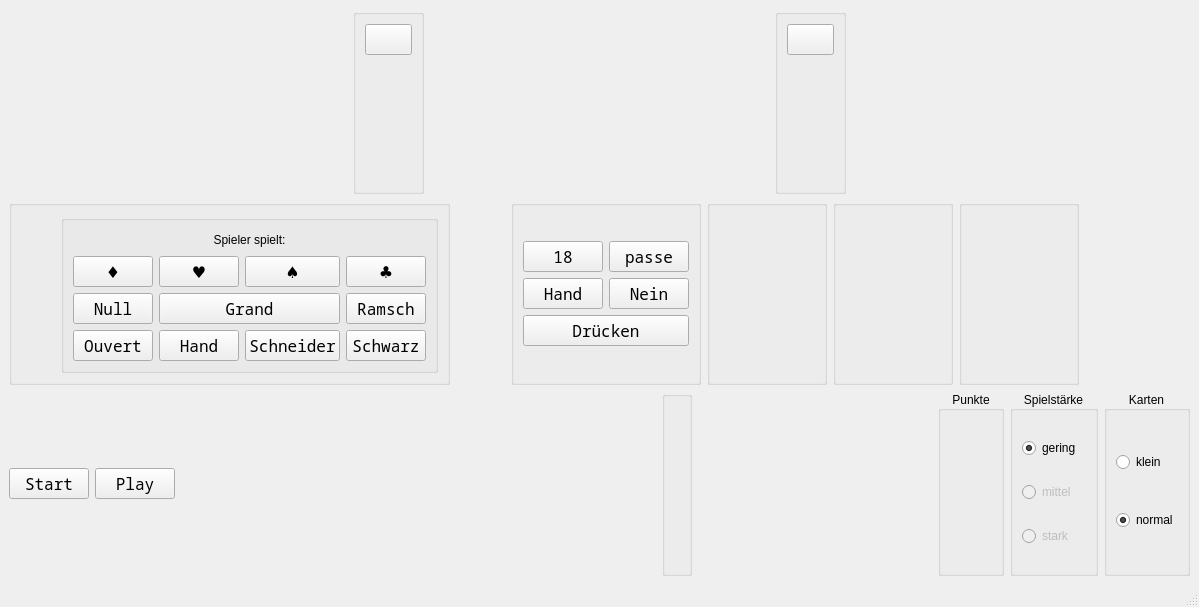
This is src/table.ui in squawk7x/QuteSkatGame as Qt 5 draws it before an edit. The edited form follows.
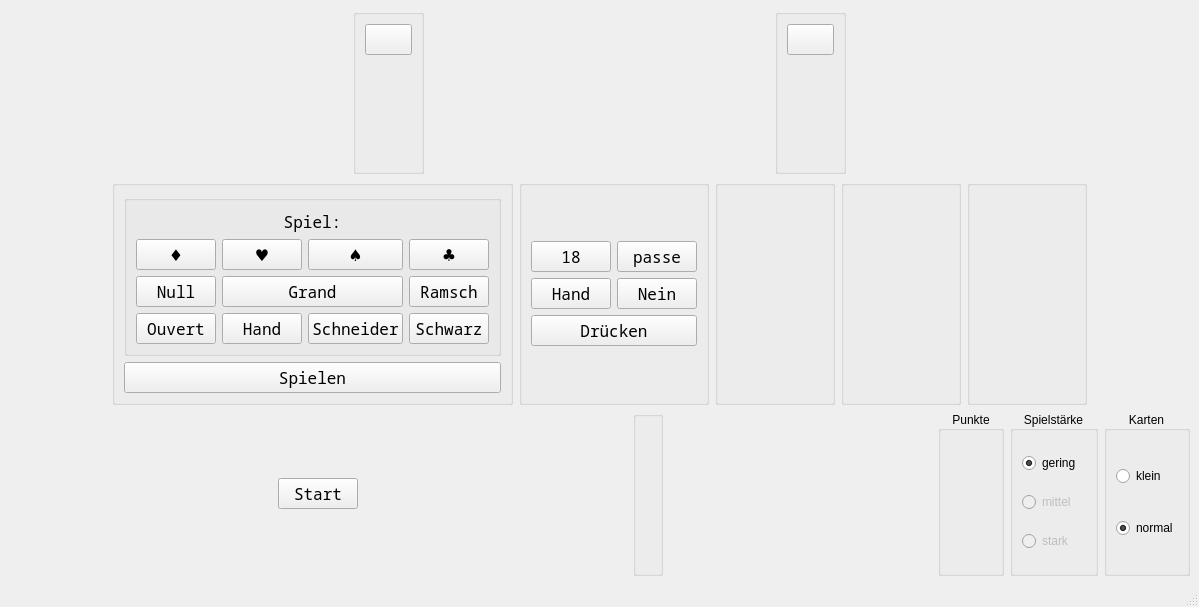
This is the edited form.

Commit message: Game selection improved Schneider/Schwarz/Ramsch/Spielen

```diff
--- a/src/table.ui
+++ b/src/table.ui
@@ -189,6 +189,19 @@
     </item>
     <item>
      <layout class="QHBoxLayout" name="horizontalLayout_2">
+      <item>
+       <spacer name="horizontalSpacer_6">
+        <property name="orientation">
+         <enum>Qt::Orientation::Horizontal</enum>
+        </property>
+        <property name="sizeHint" stdset="0">
+         <size>
+          <width>40</width>
+          <height>20</height>
+         </size>
+        </property>
+       </spacer>
+      </item>
       <item>
        <widget class="QGroupBox" name="gbSpiel">
         <property name="title">
@@ -197,22 +210,9 @@
         <property name="alignment">
          <set>Qt::AlignmentFlag::AlignCenter</set>
         </property>
-        <layout class="QHBoxLayout" name="horizontalLayout_4">
+        <layout class="QVBoxLayout" name="verticalLayout_3">
          <item>
-          <spacer name="horizontalSpacer_9">
-           <property name="orientation">
-            <enum>Qt::Orientation::Horizontal</enum>
-           </property>
-           <property name="sizeHint" stdset="0">
-            <size>
-             <width>40</width>
-             <height>20</height>
-            </size>
-           </property>
-          </spacer>
-         </item>
-         <item>
-          <widget class="QGroupBox" name="bgRule">
+          <widget class="QGroupBox" name="gbRule">
            <property name="title">
             <string/>
            </property>
@@ -247,8 +247,14 @@
             </item>
             <item row="0" column="0" colspan="4">
              <widget class="QLabel" name="lblSpieler">
+              <property name="font">
+               <font>
+                <family>Noto Sans Mono</family>
+                <pointsize>12</pointsize>
+               </font>
+              </property>
               <property name="text">
-               <string>Spieler spielt:</string>
+               <string>Spiel:</string>
               </property>
               <property name="alignment">
                <set>Qt::AlignmentFlag::AlignCenter</set>
@@ -422,6 +428,9 @@
             </item>
             <item row="4" column="1">
              <widget class="QPushButton" name="pbHand">
+              <property name="enabled">
+               <bool>true</bool>
+              </property>
               <property name="font">
                <font>
                 <family>Noto Sans Mono</family>
@@ -439,22 +448,22 @@
            </layout>
           </widget>
          </item>
+         <item>
+          <widget class="QPushButton" name="pbSpielen">
+           <property name="font">
+            <font>
+             <family>Noto Sans Mono</family>
+             <pointsize>12</pointsize>
+            </font>
+           </property>
+           <property name="text">
+            <string>Spielen</string>
+           </property>
+          </widget>
+         </item>
         </layout>
        </widget>
       </item>
-      <item>
-       <spacer name="horizontalSpacer_11">
-        <property name="orientation">
-         <enum>Qt::Orientation::Horizontal</enum>
-        </property>
-        <property name="sizeHint" stdset="0">
-         <size>
-          <width>40</width>
-          <height>20</height>
-         </size>
-        </property>
-       </spacer>
-      </item>
       <item>
        <widget class="QGroupBox" name="gbSkat">
         <property name="sizePolicy">
@@ -483,6 +492,9 @@
             <layout class="QGridLayout" name="gridLayout_3">
              <item row="1" column="0">
               <widget class="QPushButton" name="pbHandJa">
+               <property name="enabled">
+                <bool>true</bool>
+               </property>
                <property name="font">
                 <font>
                  <family>Noto Sans Mono</family>
@@ -492,6 +504,9 @@
                <property name="text">
                 <string>Hand</string>
                </property>
+               <property name="checkable">
+                <bool>true</bool>
+               </property>
               </widget>
              </item>
              <item row="2" column="0" colspan="2">
@@ -713,23 +728,23 @@
         </property>
        </spacer>
       </item>
-      <item>
-       <spacer name="horizontalSpacer_8">
-        <property name="orientation">
-         <enum>Qt::Orientation::Horizontal</enum>
-        </property>
-        <property name="sizeHint" stdset="0">
-         <size>
-          <width>40</width>
-          <height>20</height>
-         </size>
-        </property>
-       </spacer>
-      </item>
      </layout>
     </item>
     <item>
      <layout class="QHBoxLayout" name="horizontalLayout_3">
+      <item>
+       <spacer name="horizontalSpacer_4">
+        <property name="orientation">
+         <enum>Qt::Orientation::Horizontal</enum>
+        </property>
+        <property name="sizeHint" stdset="0">
+         <size>
+          <width>40</width>
+          <height>20</height>
+         </size>
+        </property>
+       </spacer>
+      </item>
       <item>
        <widget class="QPushButton" name="pbStart">
         <property name="font">
@@ -743,32 +758,6 @@
         </property>
        </widget>
       </item>
-      <item>
-       <widget class="QPushButton" name="pbPlay">
-        <property name="font">
-         <font>
-          <family>Noto Sans Mono</family>
-          <pointsize>12</pointsize>
-         </font>
-        </property>
-        <property name="text">
-         <string>Play</string>
-        </property>
-       </widget>
-      </item>
-      <item>
-       <spacer name="horizontalSpacer_4">
-        <property name="orientation">
-         <enum>Qt::Orientation::Horizontal</enum>
-        </property>
-        <property name="sizeHint" stdset="0">
-         <size>
-          <width>40</width>
-          <height>20</height>
-         </size>
-        </property>
-       </spacer>
-      </item>
       <item>
        <spacer name="horizontalSpacer_10">
         <property name="orientation">
```
Left out of the diff: 200 changed lines with no effect on the pictures. The commit also changes 5 other files.
